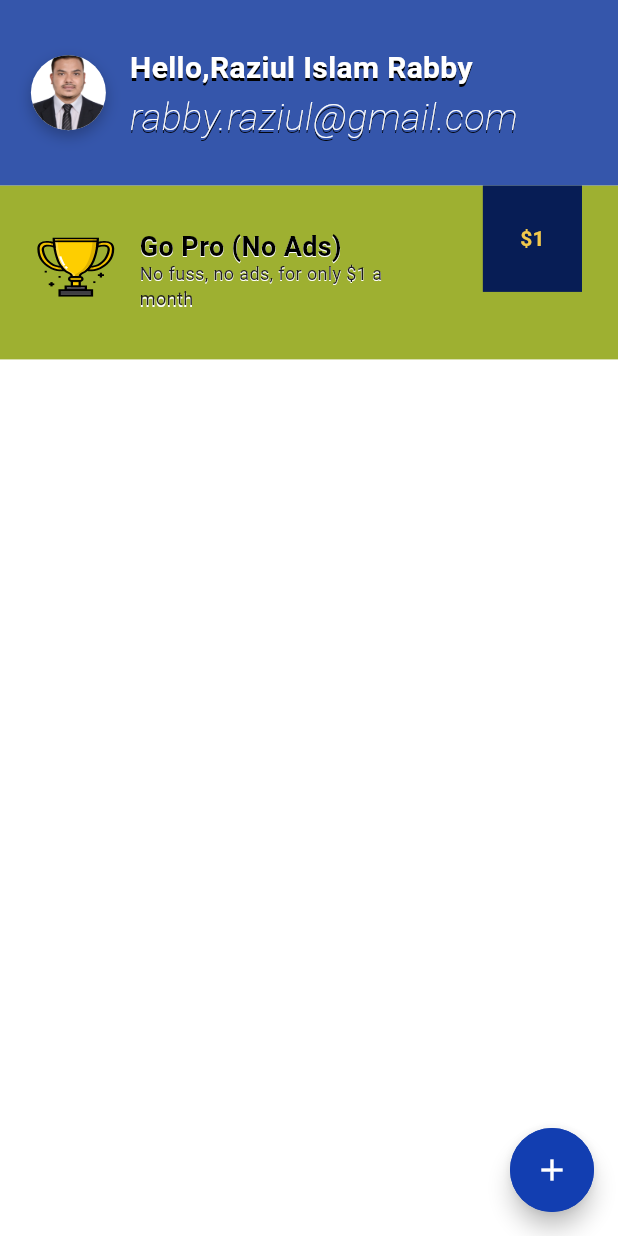
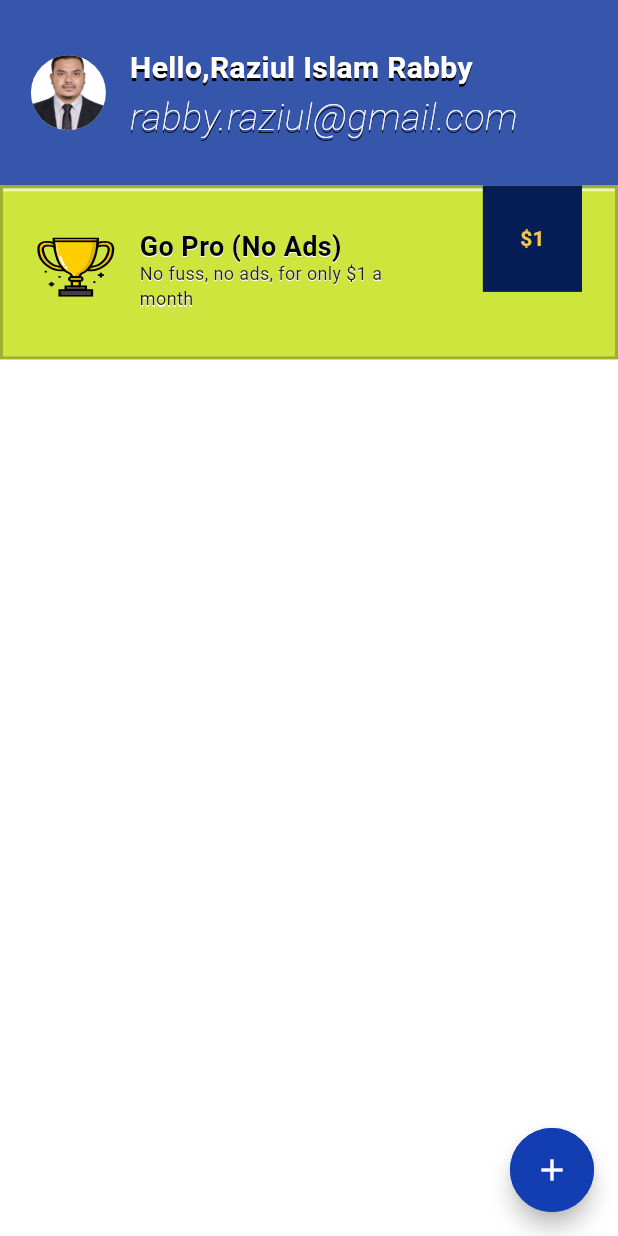
Before and after one commit to Rabby-551/To_Do_App, a Flutter app: the screen it shows after launch, on a phone screen of 412 x 824 dp. Run offline on Flutter 3.47's test engine with Material 3 defaults, Android fonts, the phone set to English and light mode, and no system bars; our stand-ins replace flutter_svg.

Commit message:
revise design

```diff
--- a/lib/screens/add_new_task_screen.dart
+++ b/lib/screens/add_new_task_screen.dart
@@ -57,6 +57,9 @@ class _AddNewTaskScreenState extends State<AddNewTaskScreen> {
                 const EdgeInsets.only(left: 17, right: 17, top: 14, bottom: 14),
             child: TextField(
               controller: _taskController,
+              style: const TextStyle(
+                fontSize: 20,
+              ),
               decoration: InputDecoration(
                 filled: true,
                 fillColor: const Color(0xffFDFDFD),
--- a/lib/screens/edit_task_screen.dart
+++ b/lib/screens/edit_task_screen.dart
@@ -65,6 +65,9 @@ class _EditTaskScreenState extends State<EditTaskScreen> {
                 const EdgeInsets.only(left: 17, right: 17, top: 14, bottom: 14),
             child: TextField(
               controller: taskNameController,
+              style: const TextStyle(
+                fontSize: 20,
+              ),
               decoration: InputDecoration(
                 filled: true,
                 fillColor: const Color(0xffFDFDFD),
@@ -92,8 +95,7 @@ class _EditTaskScreenState extends State<EditTaskScreen> {
                 style: ElevatedButton.styleFrom(
                   elevation: 6,
                   shadowColor: Colors.black,
-                  backgroundColor:
-                      const Color(0xff3556AB),
+                  backgroundColor: const Color(0xff3556AB),
                   minimumSize: const Size(365, 61),
                   shape: RoundedRectangleBorder(
                       borderRadius: BorderRadius.circular(10),
--- a/lib/widgets/go_pro_widget.dart
+++ b/lib/widgets/go_pro_widget.dart
@@ -8,23 +8,40 @@ class GoProWidget extends StatelessWidget {
 
   @override
   Widget build(BuildContext context) {
-    return Container(
+    return SizedBox(
       height: 116,
-      color: const Color(0xff9EB031),
-      padding: const EdgeInsets.symmetric(
-        horizontal: 24,
-      ),
       child: Stack(
         alignment: Alignment.center,
         children: [
-          Row(
+          const Positioned(
+              top: 0,
+              bottom: 0,
+              left: 0,
+              right: 0,
+              child: DecoratedBox(
+                  decoration: BoxDecoration(color: Color(0xff9Eb031)))),
+          Positioned(
+              top: 2,
+              bottom: 2,
+              left: 2,
+              right: 2,
+              child: DecoratedBox(
+                  decoration: BoxDecoration(
+                      border: Border(
+                          top: BorderSide(
+                        width: 2,
+                        color: const Color(0xffFFFFFF).withOpacity(0.6),
+                      )),
+                      color: const Color(0xffCDE53D)))),
+          Padding(
+            padding: const EdgeInsets.symmetric(horizontal: 24.0),
+            child: Row(
               crossAxisAlignment: CrossAxisAlignment.start,
               children: [
                 SvgPicture.asset(
                   'assets/trophy.svg',
                   height: 45,
                   width: 53.1,
-
                 ),
                 const SizedBox(width: 16),
                 const Column(
@@ -40,7 +57,8 @@ class GoProWidget extends StatelessWidget {
                         color: Colors.black,
                         height: 1,
                         shadows: [
-                        Shadow(color: Color(0xffFFFFFF), offset: Offset(0, 1)),
+                          Shadow(
+                              color: Color(0xffFFFFFF), offset: Offset(0, 1)),
                         ],
                       ),
                     ),
@@ -60,8 +78,9 @@ class GoProWidget extends StatelessWidget {
                 ),
               ],
             ),
+          ),
           Positioned(
-            right: 0,
+            right: 24,
             top: 0,
             child: Container(
               alignment: Alignment.center,
```
Also changed, not shown: lib/screens/task_list_screen.dart (+15 -16 lines). Lines whose indentation alone changed are shown as unchanged.
